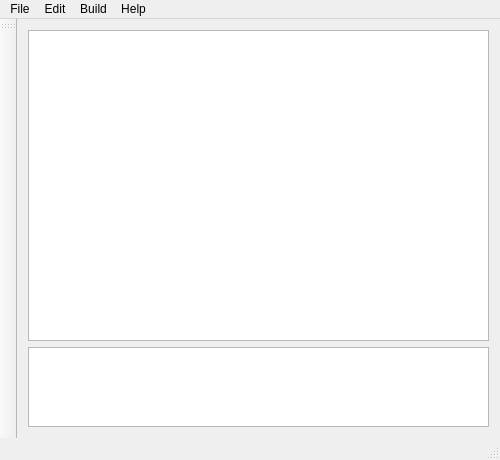
Qt form mainwindow.ui (etoy22/SCAPES) before a commit.
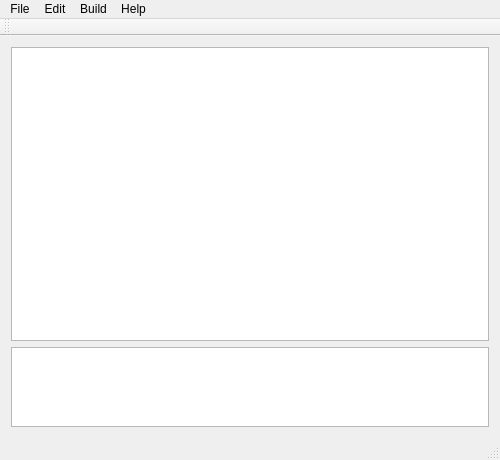
The same form after that commit. Icons and pictures are not drawn.

Diff of the .ui file:
```diff
--- a/mainwindow.ui
+++ b/mainwindow.ui
@@ -104,7 +104,7 @@
   </widget>
   <widget class="QToolBar" name="mainToolBar">
    <attribute name="toolBarArea">
-    <enum>LeftToolBarArea</enum>
+    <enum>TopToolBarArea</enum>
    </attribute>
    <attribute name="toolBarBreak">
     <bool>false</bool>
```
Left out of the diff: 47 changed lines with no effect on the pictures.
